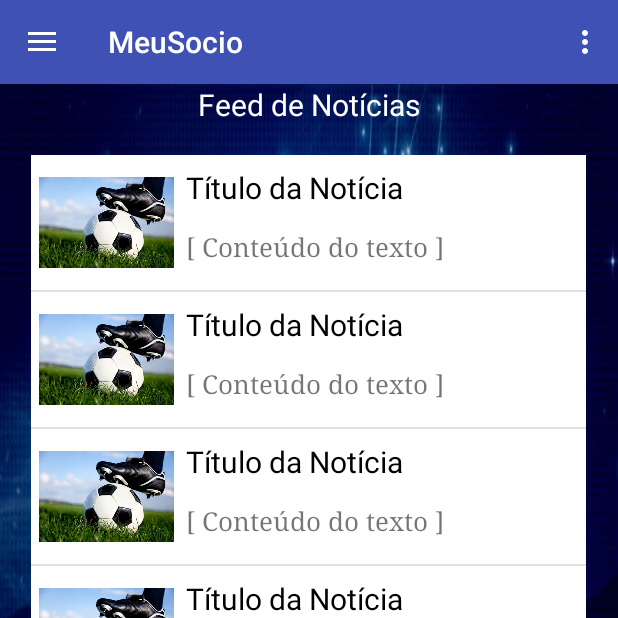
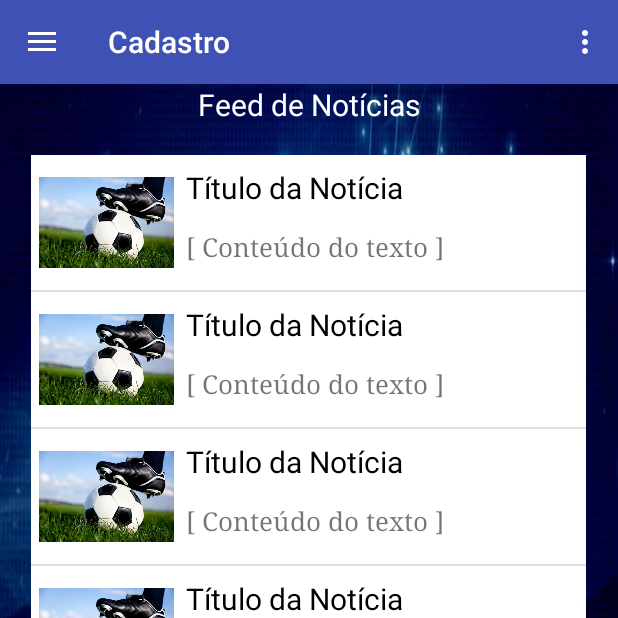
Before and after one commit to claranobre/Meu-Socio, an Android app: the screen it shows after launch (FeedNoticiasActivity), in the side drawer, after a tap on "OutraOpção", on a phone screen of 412 x 824 dp, the top half of it. Run offline under Robolectric (Android 15) with nearby library versions, the phone set to English and light mode, and no system bars; our stand-ins replace Firebase (no records; nobody signed in at launch, a user with empty details on screens opened directly).

Commit message:
Funcionalidades para os botões do Menu
Tentativa de fazer as telas mudarem ao clicar na opção do menu

```diff
--- a/MeuSocio/app/src/main/java/com/meu/socio/meusocio/Activities/FeedNoticiasActivity.java
+++ b/MeuSocio/app/src/main/java/com/meu/socio/meusocio/Activities/FeedNoticiasActivity.java
@@ -1,10 +1,13 @@
 package com.meu.socio.meusocio.Activities;
 
+import android.app.Fragment;
 import android.content.Intent;
 import android.graphics.Bitmap;
 import android.os.Bundle;
 import android.support.design.widget.FloatingActionButton;
 import android.support.design.widget.Snackbar;
+import android.support.v4.app.FragmentManager;
+import android.support.v4.app.FragmentTransaction;
 import android.view.View;
 import android.support.design.widget.NavigationView;
 import android.support.v4.view.GravityCompat;
@@ -123,28 +126,42 @@ public class FeedNoticiasActivity extends AppCompatActivity
         return super.onOptionsItemSelected(item);
     }
 
+
+    public void escolheTela(int id) {
+        android.support.v4.app.Fragment fragment = null;
+
+        switch (id) {
+            case R.id.loginID:
+                fragment = new LoginFragment();
+                break;
+            case R.id.cadastroID:
+                fragment = new CadastroFragment();
+                break;
+            case R.id.nav_slideshow:
+                break;
+
+            case R.id.nav_manage:
+                break;
+        }
+
+        if(fragment != null) {
+            FragmentTransaction ft = getSupportFragmentManager().beginTransaction();
+            ft.replace(R.id.content_feed_noticias, fragment);
+            ft.commit();
+        }
+
+        DrawerLayout drawer = (DrawerLayout) findViewById(R.id.drawer_layout);
+        drawer.closeDrawer(GravityCompat.START);
+    }
+
+
     @SuppressWarnings("StatementWithEmptyBody")
     @Override
     public boolean onNavigationItemSelected(MenuItem item) {
-        // Handle navigation view item clicks here.
         int id = item.getItemId();
 
-        if (id == R.id.nav_camera) {
-            // Handle the camera action
-        } else if (id == R.id.nav_gallery) {
+        escolheTela(id);
 
-        } else if (id == R.id.nav_slideshow) {
-
-        } else if (id == R.id.nav_manage) {
-
-        }/* else if (id == R.id.nav_share) {
-
-        } else if (id == R.id.nav_send) {
-
-        }*/
-
-        DrawerLayout drawer = (DrawerLayout) findViewById(R.id.drawer_layout);
-        drawer.closeDrawer(GravityCompat.START);
         return true;
     }
 }
--- /dev/null
+++ b/MeuSocio/app/src/main/java/com/meu/socio/meusocio/Activities/LoginFragment.java
@@ -0,0 +1,35 @@
+package com.meu.socio.meusocio.Activities;
+
+import android.app.Fragment;
+import android.os.Bundle;
+import android.support.annotation.Nullable;
+import android.view.LayoutInflater;
+import android.view.View;
+import android.view.ViewGroup;
+
+import com.meu.socio.meusocio.R;
+
+import java.util.zip.Inflater;
+
+/**
+ * Created by Pedro Neto on 9/23/2017.
+ */
+
+public class LoginFragment extends android.support.v4.app.Fragment {
+
+    private View view;
+
+    @Nullable
+    @Override
+        public View onCreateView(LayoutInflater inflater, ViewGroup container, @Nullable Bundle savedInstanceState) {
+        view = inflater.inflate(R.layout.login, container, false);
+        return view;
+    }
+
+    @Override
+    public void onViewCreated(View view, @Nullable Bundle savedInstanceState) {
+        super.onViewCreated(view, savedInstanceState);
+
+        getActivity().setTitle("Login");
+    }
+}
--- a/MeuSocio/app/src/main/res/layout/content_feed_noticias.xml
+++ b/MeuSocio/app/src/main/res/layout/content_feed_noticias.xml
@@ -5,6 +5,7 @@
     android:layout_width="match_parent"
     android:layout_height="match_parent"
     android:orientation="vertical"
+    android:id="@+id/content_feed_noticias"
     app:layout_behavior="@string/appbar_scrolling_view_behavior"
     tools:context="com.meu.socio.meusocio.Activities.FeedNoticiasActivity"
     tools:showIn="@layout/app_bar_feed_noticias"
@@ -32,5 +33,4 @@
             android:layout_height="wrap_content"
             android:layout_gravity="center"/>
     </LinearLayout>
-
 </LinearLayout>
--- a/MeuSocio/app/src/main/res/menu/activity_feed_noticias_drawer.xml
+++ b/MeuSocio/app/src/main/res/menu/activity_feed_noticias_drawer.xml
@@ -3,13 +3,13 @@
 
     <group android:checkableBehavior="single">
         <item
-            android:id="@+id/nav_camera"
+            android:id="@+id/loginID"
             android:icon="@drawable/ic_account_circle_black_24dp"
             android:title="Login" />
         <item
-            android:id="@+id/nav_gallery"
+            android:id="@+id/cadastroID"
             android:icon="@drawable/ic_add_circle_outline_black_24dp"
-            android:title="Cadastre-se" />
+            android:title="Cadastro" />
         <item
             android:id="@+id/nav_slideshow"
             android:icon="@drawable/ic_menu_slideshow"
```
Also changed, not shown: MeuSocio/app/src/main/java/com/meu/socio/meusocio/Activities/CadastroFragment.java (added, +32 -0 lines), MeuSocio/app/src/main/res/layout/cadastro.xml (added, +13 -0 lines), MeuSocio/app/src/main/res/layout/login.xml (added, +13 -0 lines).
